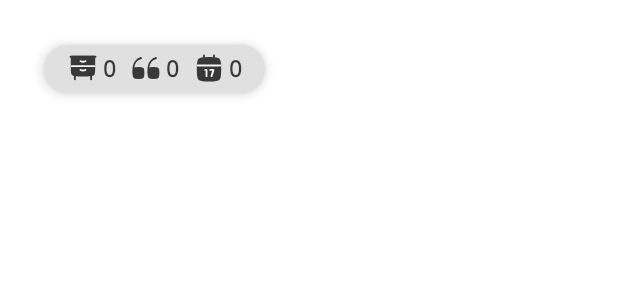
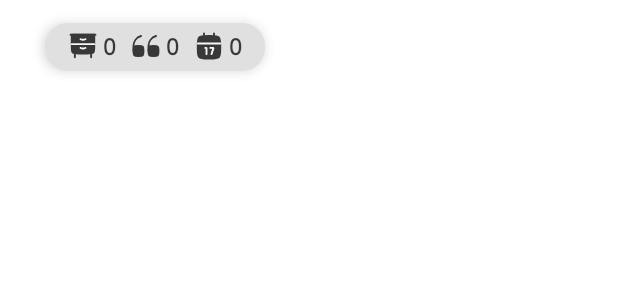
Before and after one commit to bzk9x/How-s-my-mind, an Android app: the layout activity_home.xml on its own in the app's theme, with its tools: preview values and no code run, on a phone screen of 412 x 824 dp. Shown: the top 300 px of the screen. Run offline under Robolectric (Android 15) with nearby library versions, the phone set to English and light mode, and no system bars.

Commit message:
style: Refine home screen card UI
This commit updates the visual styling of the home screen card.

Key changes:
-   **`round_card.xml`**: The corner radius of the card drawable is reduced from `99dp` to `15dp` for a less rounded, more rectangular appearance.
-   **`activity_home.xml`**: The top margin of the card is decreased from `30dp` to `15dp` to adjust its positioning on the screen.

```diff
--- a/app/src/main/res/drawable/round_card.xml
+++ b/app/src/main/res/drawable/round_card.xml
@@ -2,5 +2,5 @@
 <shape xmlns:android="http://schemas.android.com/apk/res/android"
     android:shape="rectangle">
     <solid android:color="?attr/colorSecondary"/>
-    <corners android:radius="99dp"/>
+    <corners android:radius="15dp"/>
 </shape>
--- a/app/src/main/res/layout/activity_home.xml
+++ b/app/src/main/res/layout/activity_home.xml
@@ -11,7 +11,7 @@
         android:layout_width="wrap_content"
         android:layout_height="wrap_content"
         android:layout_marginStart="30dp"
-        android:layout_marginTop="30dp"
+        android:layout_marginTop="15dp"
         android:background="@drawable/round_card"
         android:elevation="5dp"
         android:paddingHorizontal="15dp"
```
